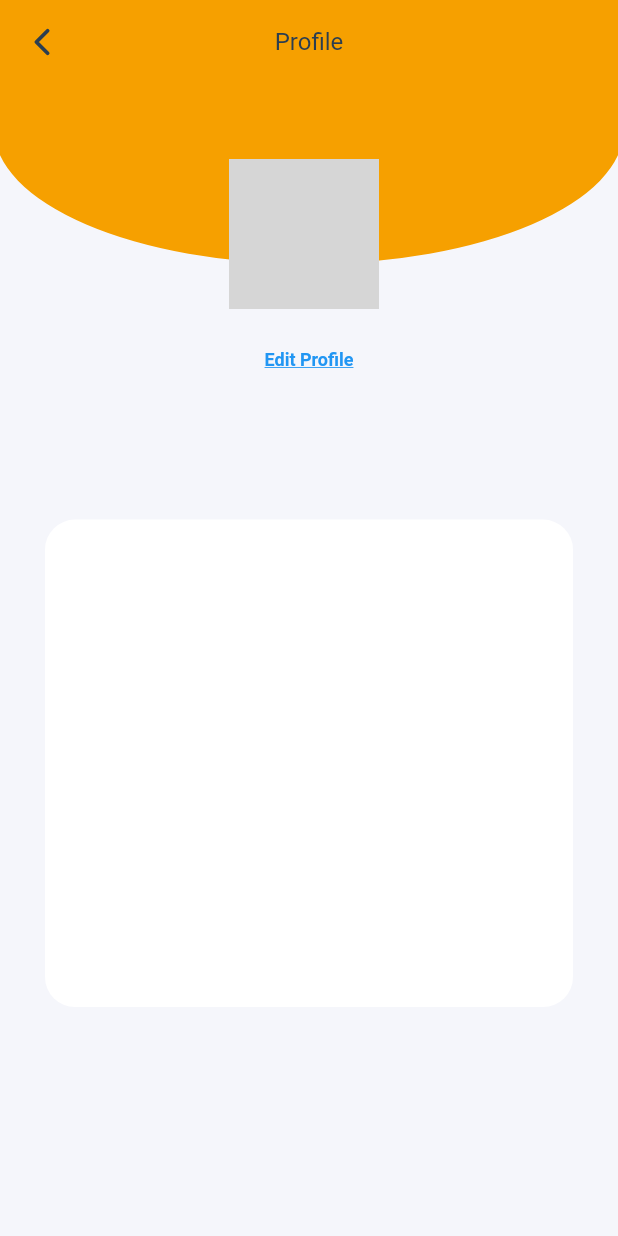
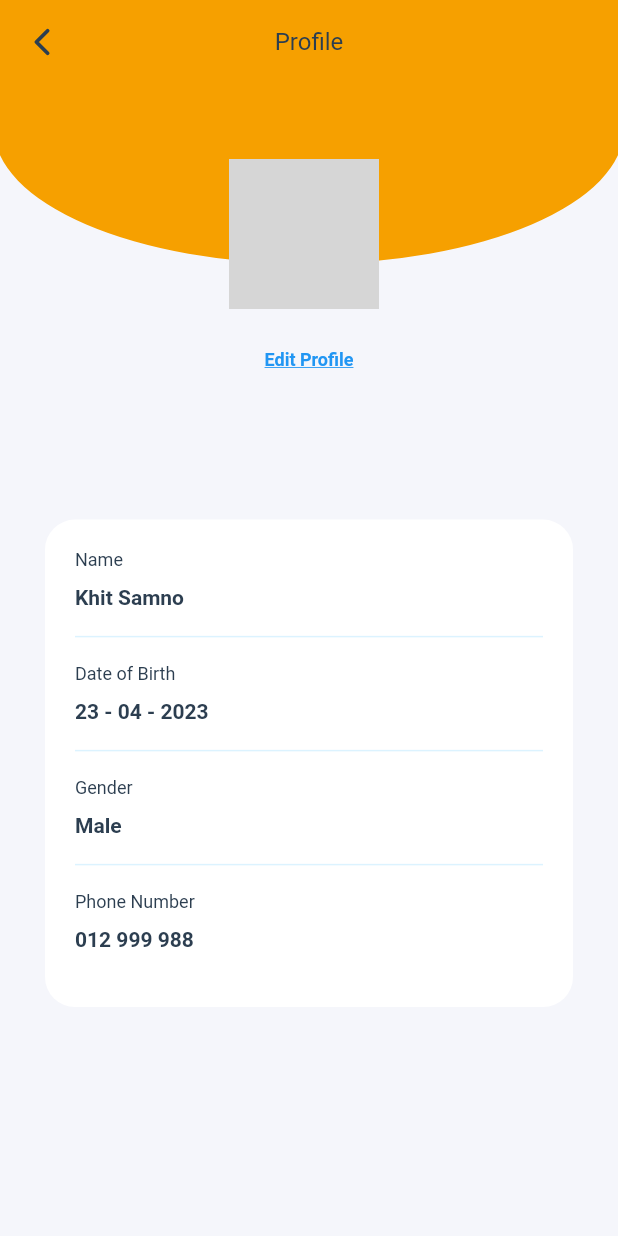
Before and after one commit to samno106/horoscope_cellcard, a Flutter app: the ProfilePage screen opened by its route, on a phone screen of 412 x 824 dp. Run offline on Flutter 3.47's test engine with Material 2 defaults, Android fonts, the phone set to English and light mode, and no system bars; our stand-ins replace flutter_feather_icons, flutter_svg, get; missing offline and left inert: circle_bottom_navigation_bar, curved_carousel, flutter_verification_code; grey boxes are pictures that could not be loaded.

Commit message:
create page account profile subscribe

```diff
--- /dev/null
+++ b/lib/pages/account/profile.dart
@@ -0,0 +1,287 @@
+import 'dart:math';
+
+import 'package:flutter/cupertino.dart';
+import 'package:flutter/material.dart';
+import 'package:flutter_feather_icons/flutter_feather_icons.dart';
+import 'package:get/get.dart';
+
+class ProfilePage extends StatefulWidget {
+  const ProfilePage({super.key});
+
+  @override
+  State<ProfilePage> createState() => _ProfilePageState();
+}
+
+class _ProfilePageState extends State<ProfilePage> {
+  @override
+  Widget build(BuildContext context) {
+    Color primaryColor = Theme.of(context).primaryColor;
+    Color canvasColor = Theme.of(context).canvasColor;
+    Color bodyColor = Color(0XFFF5F6FB);
+    Color textGrey = Color(0XFFABABAB);
+
+    return Scaffold(
+      appBar: AppBar(
+        backgroundColor: primaryColor,
+        elevation: 0,
+        title: Text(
+          "Profile",
+          style: TextStyle(
+              fontSize: 16,
+              fontWeight: FontWeight.w500,
+              color: Color(0XFF2C3E50)),
+        ),
+        centerTitle: true,
+        leading: IconButton(
+          icon: Icon(
+            FeatherIcons.chevronLeft,
+            size: 30.0,
+            color: canvasColor,
+          ),
+          onPressed: () {
+            Get.back();
+          },
+        ),
+      ),
+      backgroundColor: bodyColor,
+      body: SingleChildScrollView(
+          child: SafeArea(
+              child: Column(
+        mainAxisAlignment: MainAxisAlignment.center,
+        crossAxisAlignment: CrossAxisAlignment.center,
+        children: [
+          Container(
+            height: 160.0,
+            child: Stack(
+              children: <Widget>[
+                ClipPath(
+                    clipper: CurvedBottomClipper(),
+                    child: Container(
+                      color: primaryColor,
+                      height: 120.0,
+                      width: MediaQuery.of(context).size.width,
+                      child: null,
+                    )),
+                Positioned(
+                    top: 50,
+                    left: MediaQuery.of(context).size.width * 0.37,
+                    child: Container(
+                      child: Stack(children: [
+                        ClipRRect(
+                          borderRadius: BorderRadius.circular(100.0),
+                          child: Image.asset(
+                            "/images/profile/base_profile.png",
+                            height: 100.0,
+                            width: 100.0,
+                            fit: BoxFit.cover,
+                          ),
+                        ),
+                        Positioned(
+                            top: 60.0,
+                            right: -20,
+                            child: MaterialButton(
+                              onPressed: () {},
+                              color: Color.fromARGB(203, 255, 255, 255),
+                              textColor: Colors.blue,
+                              elevation: 0.0,
+                              child: Icon(
+                                CupertinoIcons.camera_fill,
+                                size: 18,
+                              ),
+                              padding: EdgeInsets.all(16),
+                              shape: CircleBorder(
+                                  side: BorderSide(
+                                      width: 1.0, color: Colors.blue)),
+                            )),
+                      ]),
+                    )),
+              ],
+            ),
+          ),
+          Center(
+            child: TextButton(
+                onPressed: () => {},
+                child: Text(
+                  "Edit Profile",
+                  style: TextStyle(
+                      color: Colors.blue,
+                      fontSize: 12.0,
+                      fontWeight: FontWeight.w600,
+                      decoration: TextDecoration.underline),
+                )),
+          ),
+          Container(
+            margin: EdgeInsets.only(
+              top: MediaQuery.of(context).size.height * 0.1,
+            ),
+            padding: const EdgeInsets.symmetric(horizontal: 30.0),
+            width: double.infinity,
+            child: Container(
+              padding: const EdgeInsets.all(20.0),
+              width: double.infinity,
+              height: 325.0,
+              decoration: BoxDecoration(
+                borderRadius: BorderRadius.circular(20.0),
+                color: Colors.white,
+              ),
+              child: Column(
+                mainAxisAlignment: MainAxisAlignment.start,
+                crossAxisAlignment: CrossAxisAlignment.start,
+                children: [
+                  Container(
+                    child: Column(
+                        mainAxisAlignment: MainAxisAlignment.start,
+                        crossAxisAlignment: CrossAxisAlignment.start,
+                        children: [
+                          Text(
+                            "Name",
+                            style: TextStyle(
+                                color: Color(0XFF2C3E50), fontSize: 12),
+                          ),
+                          SizedBox(
+                            height: 10.0,
+                          ),
+                          Text(
+                            "Khit Samno",
+                            style: TextStyle(
+                              color: Color(0XFF2C3E50),
+                              fontSize: 14,
+                              fontWeight: FontWeight.w700,
+                            ),
+                          )
+                        ]),
+                  ),
+                  SizedBox(
+                    height: 10.0,
+                  ),
+                  Divider(
+                    thickness: 1,
+                    color: Color.fromARGB(255, 220, 243, 255),
+                  ),
+                  SizedBox(
+                    height: 10.0,
+                  ),
+                  Container(
+                    child: Column(
+                        mainAxisAlignment: MainAxisAlignment.start,
+                        crossAxisAlignment: CrossAxisAlignment.start,
+                        children: [
+                          Text(
+                            "Date of Birth",
+                            style: TextStyle(
+                                color: Color(0XFF2C3E50), fontSize: 12),
+                          ),
+                          SizedBox(
+                            height: 10.0,
+                          ),
+                          Text(
+                            "23 - 04 - 2023",
+                            style: TextStyle(
+                              color: Color(0XFF2C3E50),
+                              fontSize: 14,
+                              fontWeight: FontWeight.w700,
+                            ),
+                          )
+                        ]),
+                  ),
+                  SizedBox(
+                    height: 10.0,
+                  ),
+                  Divider(
+                    thickness: 1,
+                    color: Color.fromARGB(255, 220, 243, 255),
+                  ),
+                  SizedBox(
+                    height: 10.0,
+                  ),
+                  Container(
+                    child: Column(
+                        mainAxisAlignment: MainAxisAlignment.start,
+                        crossAxisAlignment: CrossAxisAlignment.start,
+                        children: [
+                          Text(
+                            "Gender",
+                            style: TextStyle(
+                                color: Color(0XFF2C3E50), fontSize: 12),
+                          ),
+                          SizedBox(
+                            height: 10.0,
+                          ),
+                          Text(
+                            "Male",
+                            style: TextStyle(
+                              color: Color(0XFF2C3E50),
+                              fontSize: 14,
+                              fontWeight: FontWeight.w700,
+                            ),
+                          )
+                        ]),
+                  ),
+                  SizedBox(
+                    height: 10.0,
+                  ),
+                  Divider(
+                    thickness: 1,
+                    color: Color.fromARGB(255, 220, 243, 255),
+                  ),
+                  SizedBox(
+                    height: 10.0,
+                  ),
+                  Container(
+                    child: Column(
+                        mainAxisAlignment: MainAxisAlignment.start,
+                        crossAxisAlignment: CrossAxisAlignment.start,
+                        children: [
+                          Text(
+                            "Phone Number",
+                            style: TextStyle(
+                                color: Color(0XFF2C3E50), fontSize: 12),
+                          ),
+                          SizedBox(
+                            height: 10.0,
+                          ),
+                          Text(
+                            "012 999 988",
+                            style: TextStyle(
+                              color: Color(0XFF2C3E50),
+                              fontSize: 14,
+                              fontWeight: FontWeight.w700,
+                            ),
+                          )
+                        ]),
+                  ),
+                ],
+              ),
+            ),
+          )
+        ],
+      ))),
+    );
+  }
+}
+
+class CurvedBottomClipper extends CustomClipper<Path> {
+  @override
+  Path getClip(Size size) {
+    final roundingHeight = size.height * 3 / 4;
+
+    final filledRectangle =
+        Rect.fromLTRB(0, 0, size.width, size.height - roundingHeight);
+
+    final roundingRectangle = Rect.fromLTRB(
+        -4, size.height - roundingHeight * 2, size.width + 4, size.height);
+
+    final path = Path();
+    path.addRect(filledRectangle);
+
+    path.arcTo(roundingRectangle, pi, -pi, true);
+    path.close();
+
+    return path;
+  }
+
+  @override
+  bool shouldReclip(CustomClipper<Path> oldClipper) {
+    return true;
+  }
+}
--- a/lib/routes/routes.dart
+++ b/lib/routes/routes.dart
@@ -1,5 +1,6 @@
 import 'package:get/get.dart';
 import 'package:horoscope_cellcard/layouts/bottom_navbar.dart';
+import 'package:horoscope_cellcard/pages/account/account.dart';
 import 'package:horoscope_cellcard/pages/auth/account_created.dart';
 import 'package:horoscope_cellcard/pages/auth/index.dart';
 import 'package:horoscope_cellcard/pages/auth/signin.dart';
@@ -7,7 +8,8 @@ import 'package:horoscope_cellcard/pages/auth/signup.dart';
 import 'package:horoscope_cellcard/pages/home/home.dart';
 import 'package:horoscope_cellcard/pages/horoscope/horoscope.dart';
 import 'package:horoscope_cellcard/pages/premium/premium.dart';
-import 'package:horoscope_cellcard/pages/profile/profile.dart';
+import 'package:horoscope_cellcard/pages/account/profile.dart';
+import 'package:horoscope_cellcard/pages/subscribe/my_subscribe.dart';
 
 import '../pages/auth/otp.dart';
 
@@ -25,7 +27,9 @@ class AppPage {
     GetPage(name: accountCreated, page: () => AccountCreatedPage()),
 
     //account setting
+    GetPage(name: account, page: () => AccountPage()),
     GetPage(name: profile, page: () => ProfilePage()),
+    GetPage(name: mySubscribe, page: () => MySubscribePage()),
   ];
   static getbottomNavbar() => bottomNavbar;
   static gethoroscope() => horoscope;
@@ -38,7 +42,9 @@ class AppPage {
   static getConfirmOtp() => confirmOtp;
   static getAccountCreated() => accountCreated;
   //account setting
+  static getAccount() => account;
   static getProfile() => profile;
+  static getMySubscribe() => mySubscribe;
 
   static String bottomNavbar = "/";
   static String horoscope = "/horoscope";
@@ -51,5 +57,7 @@ class AppPage {
   static String confirmOtp = "/confirm-otp";
   static String accountCreated = "/account-created";
   //account setting
+  static String account = "/account";
   static String profile = "/profile";
+  static String mySubscribe = "/my-subscribe";
 }
```
Also changed, not shown: lib/pages/account/account.dart (added, +270 -0 lines), lib/pages/subscribe/my_subscribe.dart (renamed from lib/pages/profile/profile.dart, +43 -48 lines), assets/images/icons/iconPack.png (added), assets/images/icons/iconProfile.png (added).
